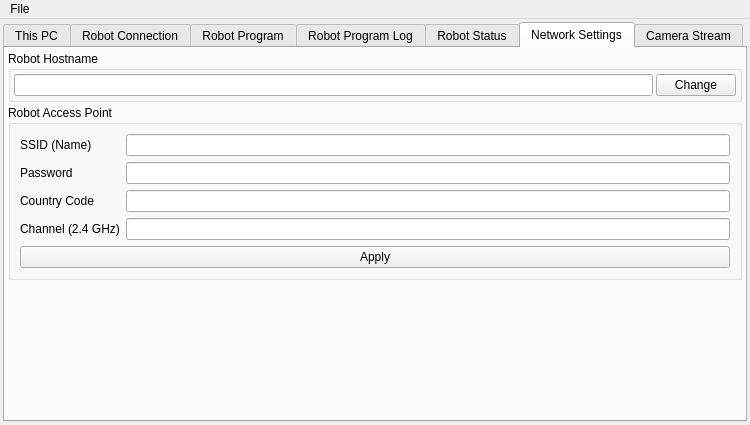
Above: ui/deploy_tool.ui from ArPiRobot/ArPiRobot-DeployTool before the change. Below: the same form after it.
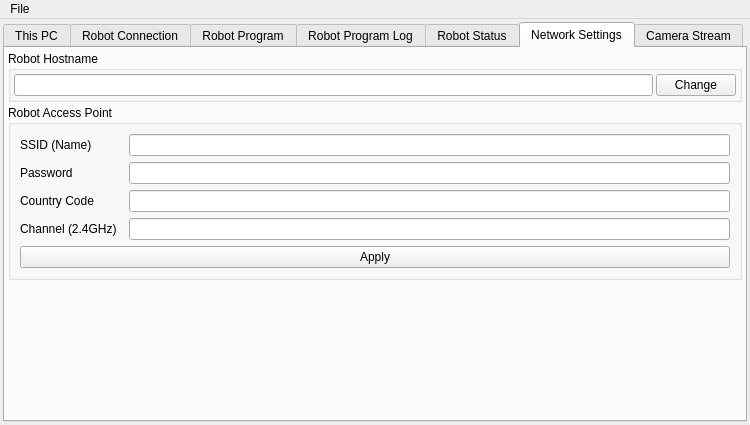
That is the form after the change. The open tabs and pages were chosen to show the change. Icons and pictures are not drawn.

Commit message: Update to support new dt-wifi script

The edit to the form file:
```diff
--- a/ui/deploy_tool.ui
+++ b/ui/deploy_tool.ui
@@ -867,27 +867,6 @@
            <string>Robot Access Point</string>
           </property>
           <layout class="QGridLayout" name="gridLayout_4">
-           <item row="3" column="1">
-            <widget class="QLineEdit" name="txt_wifi_channel">
-             <property name="inputMask">
-              <string notr="true"/>
-             </property>
-            </widget>
-           </item>
-           <item row="2" column="1">
-            <widget class="QLineEdit" name="txt_wifi_country">
-             <property name="inputMask">
-              <string notr="true"/>
-             </property>
-            </widget>
-           </item>
-           <item row="2" column="0">
-            <widget class="QLabel" name="label_16">
-             <property name="text">
-              <string>Country Code</string>
-             </property>
-            </widget>
-           </item>
            <item row="1" column="0">
             <widget class="QLabel" name="label_15">
              <property name="text">
@@ -895,13 +874,6 @@
              </property>
             </widget>
            </item>
-           <item row="0" column="1">
-            <widget class="QLineEdit" name="txt_wifi_ssid">
-             <property name="inputMask">
-              <string notr="true"/>
-             </property>
-            </widget>
-           </item>
            <item row="0" column="0">
             <widget class="QLabel" name="label_14">
              <property name="text">
@@ -909,8 +881,8 @@
              </property>
             </widget>
            </item>
-           <item row="1" column="1">
-            <widget class="QLineEdit" name="txt_wifi_pass">
+           <item row="0" column="2">
+            <widget class="QLineEdit" name="txt_wifi_ssid">
              <property name="inputMask">
               <string notr="true"/>
              </property>
@@ -919,17 +891,45 @@
            <item row="3" column="0">
             <widget class="QLabel" name="label_17">
              <property name="text">
-              <string>Channel (2.4 GHz)</string>
+              <string>Channel (2.4GHz)</string>
              </property>
             </widget>
            </item>
-           <item row="4" column="0" colspan="2">
+           <item row="2" column="2">
+            <widget class="QLineEdit" name="txt_wifi_country">
+             <property name="inputMask">
+              <string notr="true"/>
+             </property>
+            </widget>
+           </item>
+           <item row="1" column="2">
+            <widget class="QLineEdit" name="txt_wifi_pass">
+             <property name="inputMask">
+              <string notr="true"/>
+             </property>
+            </widget>
+           </item>
+           <item row="2" column="0">
+            <widget class="QLabel" name="label_16">
+             <property name="text">
+              <string>Country Code</string>
+             </property>
+            </widget>
+           </item>
+           <item row="4" column="0" colspan="3">
             <widget class="QPushButton" name="btn_wifi_apply">
              <property name="text">
               <string>Apply</string>
              </property>
             </widget>
            </item>
+           <item row="3" column="2">
+            <widget class="QLineEdit" name="txt_wifi_channel">
+             <property name="inputMask">
+              <string notr="true"/>
+             </property>
+            </widget>
+           </item>
           </layout>
          </widget>
         </item>
```
Left out of the diff: 18 changed lines with no effect on the pictures. The commit also changes 1 other file.
